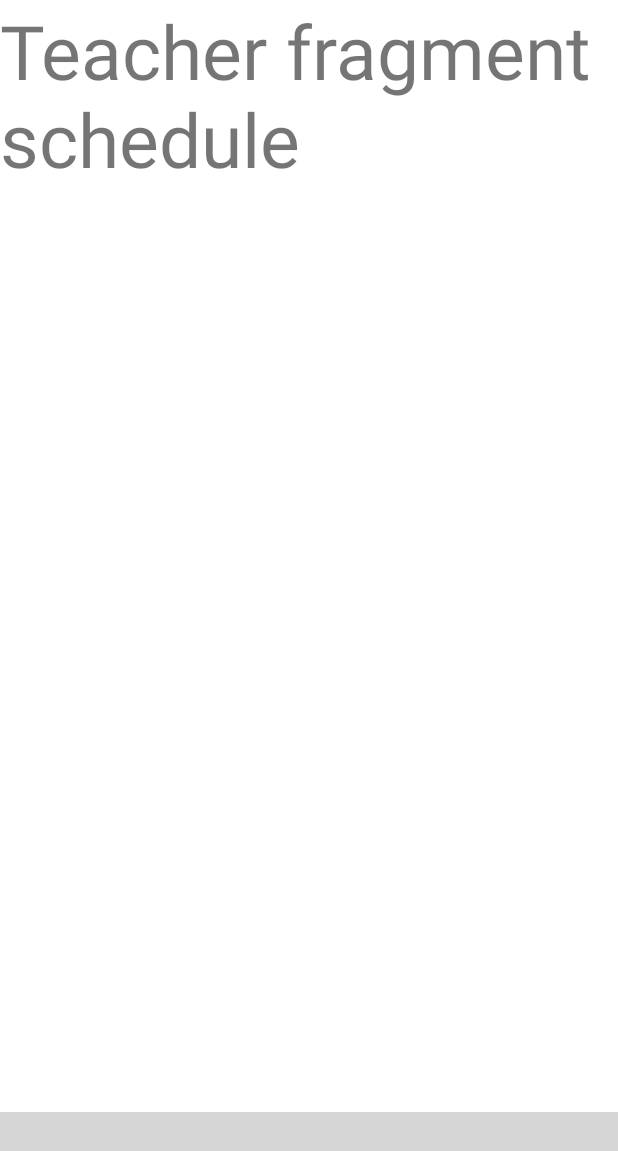
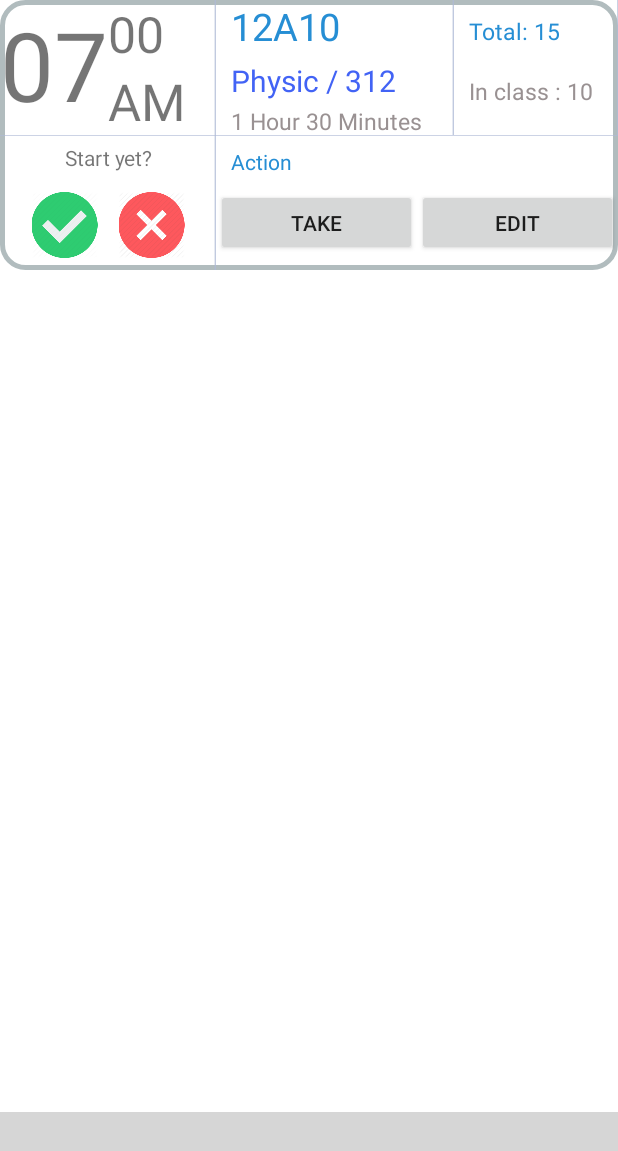
Before and after one commit to vyphanduy1234/vinschool, an Android app: the TeacherScheduleFragment screen opened directly, with no data from a screen before it, on a phone screen of 412 x 824 dp. Shown: the top 1151 px of the screen. Run offline under Robolectric (Android 15) with nearby library versions, the phone set to English and light mode, and no system bars; plain views replace ChipNavigationBar; 2 statements that could not run were skipped; grey boxes are pictures that could not be loaded.

Commit message:
add teacher edit student attendace

```diff
--- a/app/src/main/java/com/example/vinschoolattendance/adapters/StudentScheduleAdapter.kt
+++ b/app/src/main/java/com/example/vinschoolattendance/adapters/StudentScheduleAdapter.kt
@@ -30,7 +30,7 @@ class StudentScheduleAdapter(var listSchedule: MutableList<StudentSchedule>,var
 
     override fun onCreateViewHolder(parent: ViewGroup, viewType: Int): StudentScheduleViewHolder {
         val layoutInflater = LayoutInflater.from(context)
-        var view = layoutInflater.inflate(R.layout.layout_student_schedule,parent,false)
+        var view = layoutInflater.inflate(R.layout.item_student_schedule,parent,false)
         return StudentScheduleViewHolder(view)
     }
 
--- a/app/src/main/java/com/example/vinschoolattendance/adapters/TeacherScheduleAdapter.kt
+++ b/app/src/main/java/com/example/vinschoolattendance/adapters/TeacherScheduleAdapter.kt
@@ -1,4 +1,62 @@
 package com.example.vinschoolattendance.adapters
 
-class TeacherScheduleAdapter {
+import android.content.Context
+import android.content.Intent
+import android.view.LayoutInflater
+import android.view.View
+import android.view.ViewGroup
+import android.widget.Button
+import android.widget.ImageView
+import android.widget.TextView
+import androidx.recyclerview.widget.RecyclerView
+import com.example.vinschoolattendance.R
+import com.example.vinschoolattendance.models.TeacherSchedule
+import com.example.vinschoolattendance.views.TeacherEditStudentAttendance
+import com.example.vinschoolattendance.views.TeacherTakeAttendanceActivity
+
+class TeacherScheduleAdapter(var listSchedule: MutableList<TeacherSchedule>,var context: Context)
+    : RecyclerView.Adapter<TeacherScheduleAdapter.TeacherScheduleViewHolder>()
+{
+
+    inner class TeacherScheduleViewHolder(view: View)
+        : RecyclerView.ViewHolder(view){
+        var textTimeHour: TextView = view.findViewById(R.id.tv_time_hour)
+        var textTimeMinute: TextView = view.findViewById(R.id.tv_time_minute)
+        var textTimeAT: TextView = view.findViewById(R.id.tv_time_at)
+        var textClass: TextView = view.findViewById(R.id.tv_class)
+        var textSubjectRoom: TextView = view.findViewById(R.id.tv_subject_room)
+        var textClassTime: TextView = view.findViewById(R.id.tv_time_last)
+        var imSubjectStart: ImageView = view.findViewById(R.id.im_attend)
+        var imSubjectNotStart: ImageView = view.findViewById(R.id.im_not_attend)
+        var btnTake: Button = view.findViewById(R.id.btn_teacher_take_attend)
+        var btnEdit: Button = view.findViewById(R.id.btn_teacher_edit_attend)
+    }
+
+    override fun onBindViewHolder(holder: TeacherScheduleViewHolder, position: Int) {
+        val teacherSchedule = listSchedule[position]
+
+        holder.textTimeHour.text = teacherSchedule.timeHour
+        holder.textTimeMinute.text = teacherSchedule.timeMinute
+        holder.textTimeAT.text = teacherSchedule.timeAT
+        holder.textClass.text = teacherSchedule.cclass
+        holder.btnTake.setOnClickListener {
+            val intent = Intent(context,TeacherTakeAttendanceActivity::class.java)
+            context.startActivity(intent)
+        }
+        holder.btnEdit.setOnClickListener {
+            val intent = Intent(context,TeacherEditStudentAttendance::class.java)
+            context.startActivity(intent)
+        }
+    }
+
+    override fun onCreateViewHolder(parent: ViewGroup, viewType: Int): TeacherScheduleViewHolder {
+        val inflater = LayoutInflater.from(parent.context)
+        var view = inflater.inflate(R.layout.item_teacher_schedule,parent,false)
+
+        return TeacherScheduleViewHolder(view)
+    }
+
+    override fun getItemCount(): Int {
+        return listSchedule.size
+    }
 }
--- a/app/src/main/java/com/example/vinschoolattendance/models/TeacherSchedule.kt
+++ b/app/src/main/java/com/example/vinschoolattendance/models/TeacherSchedule.kt
@@ -1,4 +1,35 @@
 package com.example.vinschoolattendance.models
 
 class TeacherSchedule {
+    var timeHour: String
+    var timeMinute: String
+    var timeAT: String
+    var subject: String
+    var subjectTime: String
+    var isStart: Boolean
+    var cclass: String
+    var totalStudent: Int
+    var attendStudent: Int
+
+    constructor(
+        timeHour: String = "07",
+        timeMinute: String = "00",
+        timeAT: String = "AM",
+        subject: String = "Physic",
+        subjectTime: String = "1 hour 30 minutes",
+        isStart: Boolean = false,
+        cclass: String = "12A10",
+        totalStudent: Int = 40,
+        attendStudent: Int = 38
+    ) {
+        this.timeHour = timeHour
+        this.timeMinute = timeMinute
+        this.timeAT = timeAT
+        this.subject = subject
+        this.subjectTime = subjectTime
+        this.isStart = isStart
+        this.cclass = cclass
+        this.totalStudent = totalStudent
+        this.attendStudent = attendStudent
+    }
 }
--- a/app/src/main/java/com/example/vinschoolattendance/views/TeacherScheduleFragment.kt
+++ b/app/src/main/java/com/example/vinschoolattendance/views/TeacherScheduleFragment.kt
@@ -6,8 +6,13 @@ import androidx.fragment.app.Fragment
 import android.view.LayoutInflater
 import android.view.View
 import android.view.ViewGroup
+import androidx.recyclerview.widget.LinearLayoutManager
+import androidx.recyclerview.widget.RecyclerView
 
 import com.example.vinschoolattendance.R
+import com.example.vinschoolattendance.adapters.TeacherScheduleAdapter
+import com.example.vinschoolattendance.models.TeacherSchedule
+
 /**
  * A simple [Fragment] subclass.
  */
@@ -18,7 +23,20 @@ class TeacherScheduleFragment : Fragment() {
         savedInstanceState: Bundle?
     ): View? {
         // Inflate the layout for this fragment
-        return inflater.inflate(R.layout.fragment_teacher_schedule, container, false)
+        var view: View = inflater.inflate(R.layout.fragment_teacher_schedule, container, false)
+        initRecycleView(view!!)
+        return view
+    }
+
+    private fun initRecycleView(view: View){
+        var recycleView: RecyclerView = view.findViewById(R.id.rcv_teacher_schedule)
+        val teacherSchedule: TeacherSchedule = TeacherSchedule()
+        var list = mutableListOf<TeacherSchedule>()
+        list.add(teacherSchedule)
+
+        var teacherScheduleAdapter: TeacherScheduleAdapter = TeacherScheduleAdapter(list,context!!)
+        recycleView.layoutManager = LinearLayoutManager(context)
+        recycleView.adapter = teacherScheduleAdapter
     }
 
 
--- a/app/src/main/res/layout/fragment_teacher_schedule.xml
+++ b/app/src/main/res/layout/fragment_teacher_schedule.xml
@@ -7,12 +7,11 @@
     android:background="@color/whiteCardColor"
     android:orientation="vertical">
 
-    <TextView
+    <androidx.recyclerview.widget.RecyclerView
+        android:id="@+id/rcv_teacher_schedule"
         android:layout_width="match_parent"
-        android:layout_height="match_parent"
-        android:text="Teacher fragment schedule"
-        android:textSize="50dp">
+        android:layout_height="match_parent">
 
-    </TextView>
+    </androidx.recyclerview.widget.RecyclerView>
 
 </LinearLayout>
--- a/app/src/main/res/layout/layout_teacher_schedule.xml
+++ b/app/src/main/res/layout/item_teacher_schedule.xml
@@ -224,11 +224,13 @@
                 android:weightSum="2">
 
                 <Button
+                    android:id="@+id/btn_teacher_take_attend"
                     android:layout_weight="1"
                     android:layout_width="0dp"
                     android:layout_height="match_parent"
                     android:text="Take"></Button>
                 <Button
+                    android:id="@+id/btn_teacher_edit_attend"
                     android:layout_weight="1"
                     android:layout_width="0dp"
                     android:layout_height="match_parent"
```
Also changed, not shown: app/src/main/AndroidManifest.xml (+7 -4 lines), app/src/main/java/com/example/vinschoolattendance/adapters/StudentClassAdapter.kt (added, +53 -0 lines), app/src/main/java/com/example/vinschoolattendance/models/StudentOfClass.kt (added, +9 -0 lines), app/src/main/java/com/example/vinschoolattendance/views/TeacherEditStudentAttendance.kt (added, +33 -0 lines), app/src/main/res/layout/activity_teacher_edit_student_attendance.xml (added, +14 -0 lines), app/src/main/res/layout/item_student_class.xml (added, +52 -0 lines), app/src/main/res/layout/item_student_schedule.xml (renamed from app/src/main/res/layout/layout_student_schedule.xml).
